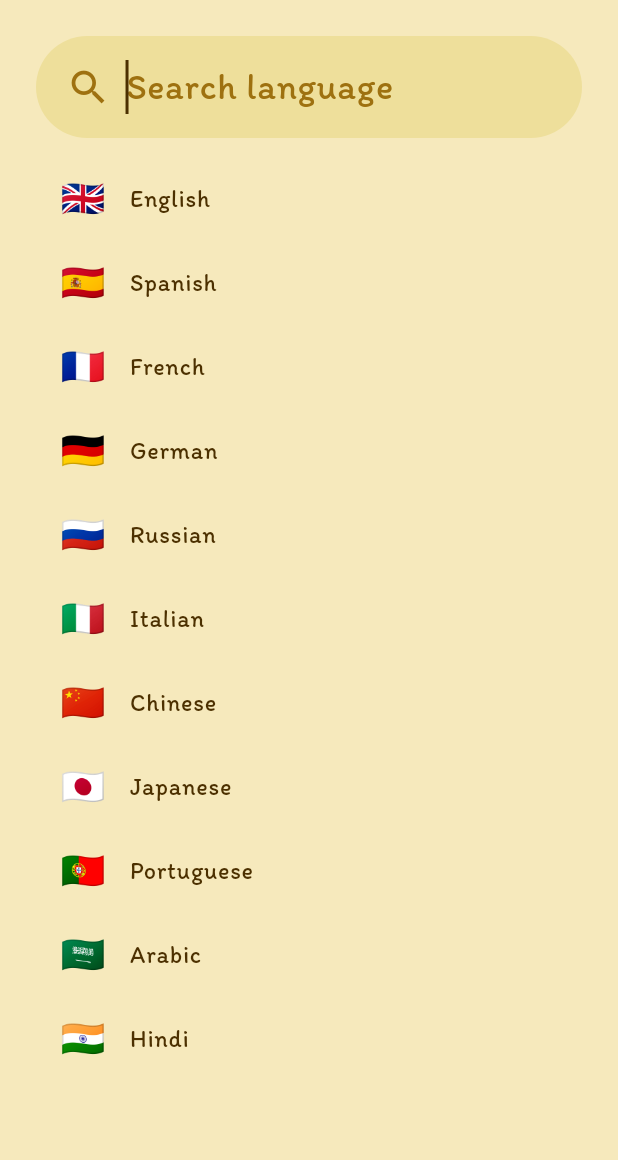
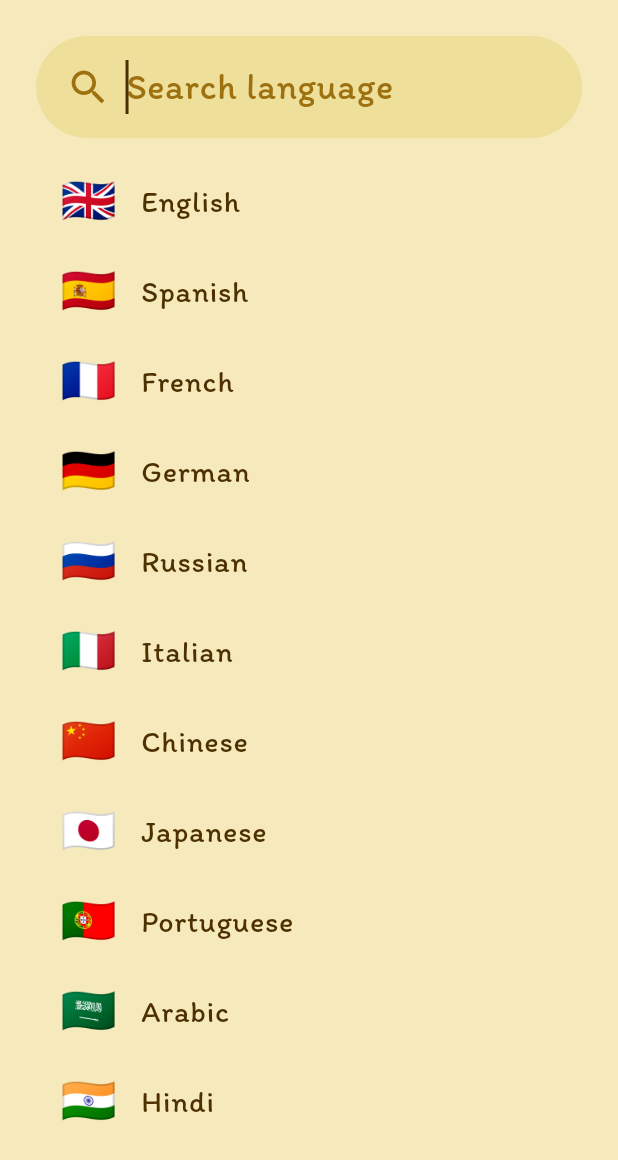
Before and after one commit to Niuuuh/lango, a Flutter app: the LanguageSearchScreen screen opened by its route, on a phone screen of 412 x 824 dp. Shown: the top 1160 px of the screen. Run offline on Flutter 3.47's test engine with Material 3 defaults, Android fonts, the phone set to English and light mode, and no system bars; our stand-ins replace bloc, bubble, dio, flutter_bloc, flutter_dotenv, freezed_annotation and 4 more; accounts and stored records are empty.

Commit message:
More styling and refactoring

```diff
--- a/lib/app/app.dart
+++ b/lib/app/app.dart
@@ -16,6 +16,7 @@ class MainApp extends StatelessWidget {
       providers: [
         BlocProvider(
           create: (context) => getIt<UserCubit>()..load(),
+          lazy: false,
         ),
         BlocProvider(
           create: (context) => getIt<ChatHistoryCubit>()..load(),
--- a/lib/core/presentation/widgets/button.dart
+++ b/lib/core/presentation/widgets/button.dart
@@ -1,7 +1,6 @@
 import 'package:flutter/material.dart';
 
 import '../../../app/theme.dart';
-import 'bold.dart';
 
 class Button extends StatefulWidget {
   const Button.primary({
@@ -75,8 +74,9 @@ class _ButtonState extends State<Button> {
                   style: TextStyle(
                     color: LingoColors.onPrimaryContainer,
                     fontSize: 20,
+                    fontWeight: FontWeight.bold,
                   ),
-                  child: Bold(child: widget.child),
+                  child: widget.child,
                 ),
               ),
             ),
--- a/lib/features/language/presentation/widgets/language_icon.dart
+++ b/lib/features/language/presentation/widgets/language_icon.dart
@@ -6,12 +6,17 @@ class LanguageIcon extends StatelessWidget {
   const LanguageIcon({
     super.key,
     required this.language,
+    this.size = 24,
   });
 
   final Language language;
+  final double size;
 
   @override
   Widget build(BuildContext context) {
-    return Text(language.emoji, style: const TextStyle(fontSize: 24));
+    return Text(
+      language.emoji,
+      style: TextStyle(fontSize: size),
+    );
   }
 }
--- a/lib/features/language/presentation/widgets/language_list.dart
+++ b/lib/features/language/presentation/widgets/language_list.dart
@@ -3,10 +3,9 @@ import 'package:flutter_bloc/flutter_bloc.dart';
 
 import '../../../../app/router.dart';
 import '../../../../core/presentation/cubit/user_cubit.dart';
-import '../../../../core/utils/string_extension.dart';
 import '../bloc/language_search_cubit.dart';
 import '../bloc/language_search_state.dart';
-import 'language_icon.dart';
+import 'language_list_tile.dart';
 
 class LanguageList extends StatelessWidget {
   const LanguageList({super.key});
@@ -19,9 +18,8 @@ class LanguageList extends StatelessWidget {
           itemCount: state.result.length,
           itemBuilder: (context, index) {
             final language = state.result[index];
-            return ListTile(
-              leading: LanguageIcon(language: language),
-              title: Text(language.name.toSentenceCase()),
+            return LanguageListTile(
+              language: language,
               onTap: () async {
                 await context.read<UserCubit>().updateLanguage(language);
                 context.goToTopics();
--- /dev/null
+++ b/lib/features/language/presentation/widgets/language_list_tile.dart
@@ -0,0 +1,36 @@
+import 'package:flutter/material.dart';
+
+import '../../../../app/theme.dart';
+import '../../../../core/utils/string_extension.dart';
+import '../../domain/entities/language.dart';
+import 'language_icon.dart';
+
+class LanguageListTile extends StatelessWidget {
+  const LanguageListTile({
+    super.key,
+    required this.language,
+    this.onTap,
+  });
+
+  final Language language;
+  final VoidCallback? onTap;
+
+  @override
+  Widget build(BuildContext context) {
+    return ListTile(
+      leading: LanguageIcon(language: language, size: 30),
+      title: Text(
+        language.name.toSentenceCase(),
+        style: TextStyle(
+          fontSize: 20,
+        ),
+      ),
+      shape: RoundedRectangleBorder(
+        borderRadius: BorderRadiusGeometry.circular(16),
+      ),
+      visualDensity: VisualDensity(vertical: 1),
+      splashColor: LingoColors.surfaceContainer,
+      onTap: onTap,
+    );
+  }
+}
--- a/lib/features/onboarding/presentation/screens/onboarding_screen.dart
+++ b/lib/features/onboarding/presentation/screens/onboarding_screen.dart
@@ -12,7 +12,7 @@ import '../bloc/onboarding_event.dart';
 import '../bloc/onboarding_state.dart';
 import '../bloc/typing_cubit.dart';
 import '../widgets/name_input_field.dart';
-import '../widgets/talking_character.dart';
+import '../widgets/speaking_character.dart';
 import '../widgets/typing_character.dart';
 
 class OnboardingScreen extends StatefulWidget {
@@ -48,14 +48,14 @@ class _OnboardingScreenState extends State<OnboardingScreen> {
                   children: [
                     Center(
                       child: state.maybeWhen(
-                        greeting: () => TalkingCharacter(
+                        greeting: () => SpeakingCharacter(
                           text: Text("Hii, I'm Lingo"),
                           action: CharacterAction.rollingTowardsAndGreetingYou,
                         ),
                         askingName: () => TypingCharacter(
                           prompt: Text("What's your name?"),
                         ),
-                        askingLanguage: () => TalkingCharacter(
+                        askingLanguage: () => SpeakingCharacter(
                           text: Text("Which language do you want to learn?"),
                         ),
                         orElse: () => Character(),
```
Also changed, not shown: lib/core/presentation/widgets/bold.dart (deleted, +0 -25 lines), lib/features/language/presentation/widgets/language_button.dart (+33 -28 lines), lib/features/onboarding/presentation/widgets/speaking_character.dart (renamed from lib/features/onboarding/presentation/widgets/talking_character.dart, +5 -3 lines), lib/features/topics/presentation/screens/topics_screen.dart (+27 -7 lines), lib/features/topics/presentation/widgets/topic_card.dart (+33 -8 lines).
